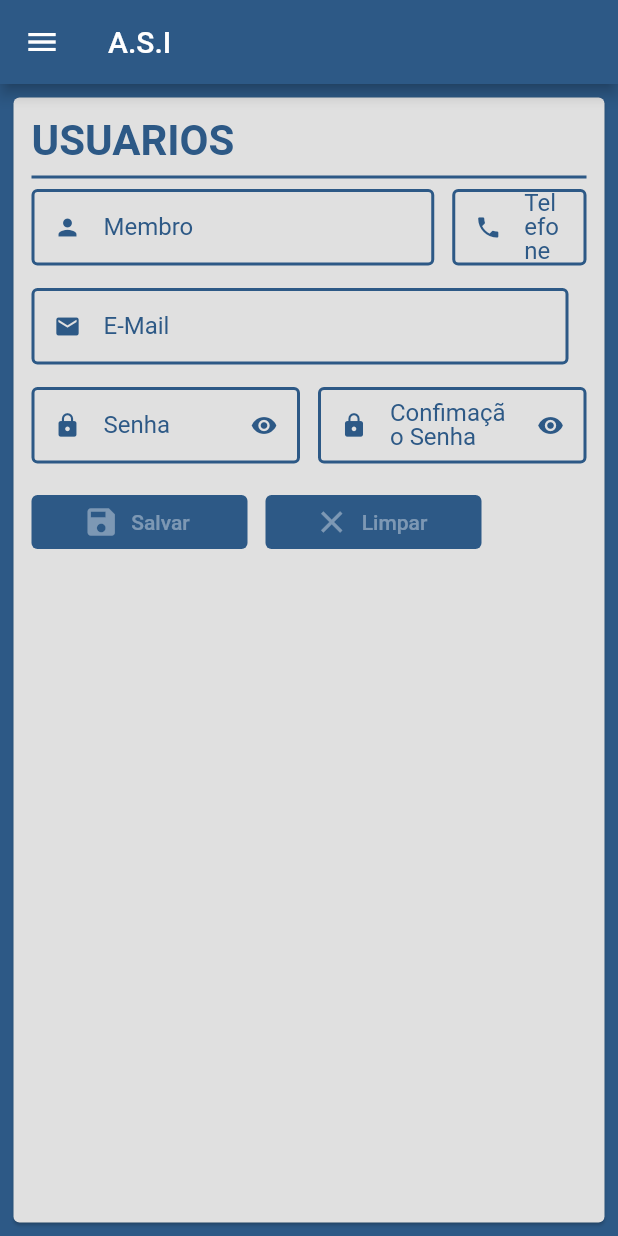
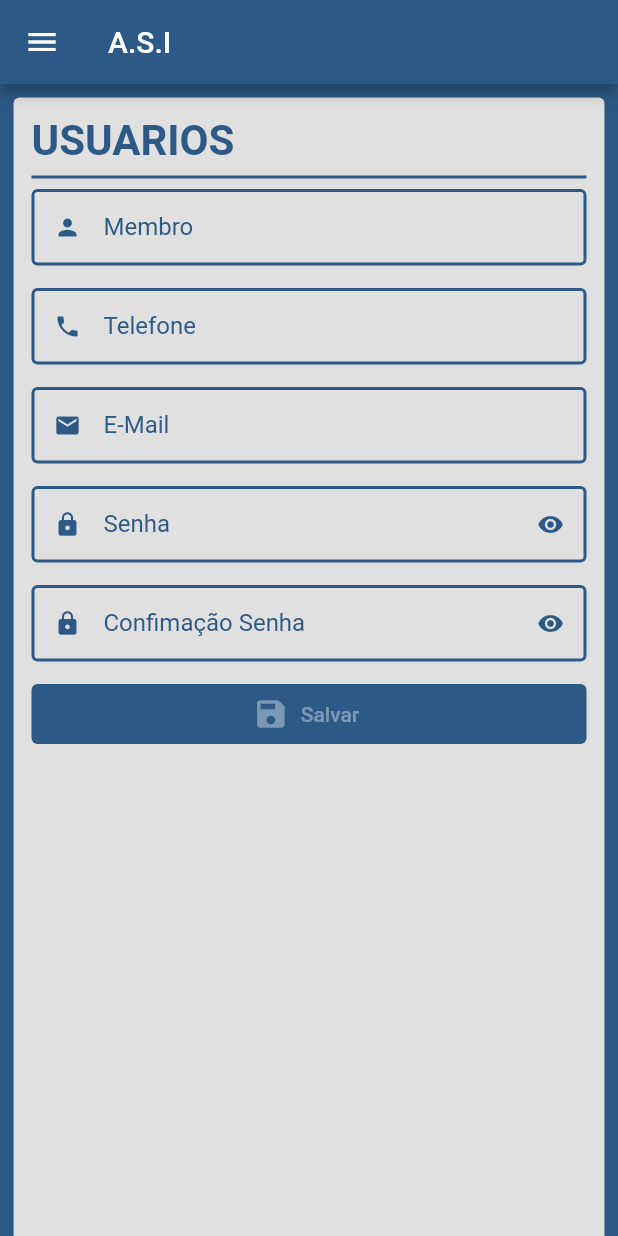
Before and after one commit to Valcemir01/GIgreja, a Flutter app: the screen it shows after launch, swiped to page 4, on a phone screen of 412 x 824 dp. Run offline on Flutter 3.47's test engine with Material 2 defaults, Android fonts, the phone set to English and light mode, and no system bars; our stand-ins replace brasil_fields, flutter_mobx, get_it, mobx, parse_server_sdk_flutter; generated files the repository leaves out were written again; Roboto replaces fonts that are missing (Montserrat).

Commit message:
26/05/2023

```diff
--- a/gerenciamento_igreja/lib/app/componentes/text_field_custon.dart
+++ b/gerenciamento_igreja/lib/app/componentes/text_field_custon.dart
@@ -51,6 +51,7 @@ class _TextFieldCustonState extends State<TextFieldCuston> {
         decoration: InputDecoration(
           errorText: widget.erro,
           label: Text(
+            overflow: TextOverflow.ellipsis,
             widget.label,
             style: const TextStyle(color: Color(0xff2d5986)),
           ),
--- a/gerenciamento_igreja/lib/app/paginas/tela_base.dart
+++ b/gerenciamento_igreja/lib/app/paginas/tela_base.dart
@@ -1,5 +1,5 @@
 import 'package:flutter/material.dart';
-import 'package:gerenciamento_igreja/app/paginas/tela_cad_usuario.dart';
+import 'package:gerenciamento_igreja/app/paginas/usuario/tela_cad_usuario.dart';
 import 'package:gerenciamento_igreja/app/stores/page_store.dart';
 import 'package:get_it/get_it.dart';
 import 'package:mobx/mobx.dart';
@@ -29,7 +29,10 @@ class _TelaBaseState extends State<TelaBase> {
   @override
   Widget build(BuildContext context) {
     return Scaffold(
-      body: PageView(
+      body: SingleChildScrollView(
+        child: Container(
+          height: MediaQuery.of(context).size.height,
+          child: PageView(
             controller: pageController,
             physics: const NeverScrollableScrollPhysics(),
             children: [
@@ -39,6 +42,8 @@ class _TelaBaseState extends State<TelaBase> {
               TelaCadUsuario(),
             ],
           ),
+        ),
+      ),
     );
   }
 }
--- /dev/null
+++ b/gerenciamento_igreja/lib/app/paginas/usuario/tela_cad_usuario.dart
@@ -0,0 +1,19 @@
+import 'package:flutter/material.dart';
+import 'package:gerenciamento_igreja/app/paginas/usuario/user_desc.dart';
+import 'package:gerenciamento_igreja/app/paginas/usuario/user_mob.dart';
+
+class TelaCadUsuario extends StatelessWidget {
+  const TelaCadUsuario({Key? key}) : super(key: key);
+
+  @override
+  Widget build(BuildContext context) {
+    return LayoutBuilder(builder: (context, constraints ){
+      final bool isMobile = constraints.maxWidth < 600;
+      return Scaffold(
+        body: isMobile
+          ? UserMob()
+          : UserDesc(),
+      );
+    });
+  }
+}
--- a/gerenciamento_igreja/lib/app/paginas/tela_cad_usuario.dart
+++ b/gerenciamento_igreja/lib/app/paginas/usuario/user_desc.dart
@@ -4,11 +4,11 @@ import 'package:flutter/services.dart';
 import 'package:flutter_mobx/flutter_mobx.dart';
 import 'package:gerenciamento_igreja/app/componentes/titulo_form.dart';
 
-import '../componentes/text_field_custon.dart';
-import '../stores/cad_user_store.dart';
+import '../../componentes/text_field_custon.dart';
+import '../../stores/cad_user_store.dart';
 
-class TelaCadUsuario extends StatelessWidget {
-  TelaCadUsuario({Key? key}) : super(key: key);
+class UserDesc extends StatelessWidget {
+  UserDesc({Key? key}) : super(key: key);
   CadUserStore cadUserStore = CadUserStore();
 
   @override
@@ -29,26 +29,22 @@ class TelaCadUsuario extends StatelessWidget {
               ),
               Row(
                 children: [
-                  Observer(builder:
-                  (_){
-                    return   Expanded(
+                  Observer(builder: (_) {
+                    return Expanded(
                         flex: 3,
                         child: TextFieldCuston(
                           icon: Icons.person,
                           label: 'Membro',
-                          onChangeds:  cadUserStore.setNome,
+                          onChangeds: cadUserStore.setNome,
                           erro: cadUserStore.erroNome,
                           enabled: cadUserStore.loading,
-                        )
-                    );
-                  }
-                  ),
+                        ));
+                  }),
                   const SizedBox(
                     width: 12,
                   ),
-                  Observer(builder:(_){
-                    return
-                      Expanded(
+                  Observer(builder: (_) {
+                    return Expanded(
                       child: TextFieldCuston(
                         icon: Icons.phone,
                         label: 'Telefone',
@@ -65,28 +61,21 @@ class TelaCadUsuario extends StatelessWidget {
                   }),
                 ],
               ),
-              Row(
-                children:[
-                  Observer(builder: (_){
-                    return Expanded(
-                      flex: 3,
-                      child: TextFieldCuston(
+              Observer(builder: (_) {
+                return TextFieldCuston(
                   icon: Icons.email,
                   label: 'E-Mail',
                   onChangeds: cadUserStore.setEmail,
                   erro: cadUserStore.erroEmail,
                   enabled: cadUserStore.loading,
-                      ),
                 );
               }),
               const SizedBox(
                 width: 12,
               ),
-                ],
-              ),
               Row(
-                children:[
-                  Observer(builder: (_){
+                children: [
+                  Observer(builder: (_) {
                     return Expanded(
                       child: TextFieldCuston(
                         icon: Icons.lock,
@@ -101,7 +90,7 @@ class TelaCadUsuario extends StatelessWidget {
                   const SizedBox(
                     width: 12,
                   ),
-                  Observer(builder: (_){
+                  Observer(builder: (_) {
                     return Expanded(
                       child: TextFieldCuston(
                         icon: Icons.lock,
@@ -115,14 +104,15 @@ class TelaCadUsuario extends StatelessWidget {
                   }),
                 ],
               ),
-              Observer(builder: (_){
+              Observer(builder: (_) {
                 return SizedBox(
                   width: 300,
                   child: Row(
                     children: [
-                      Expanded(
-                        child: ElevatedButton.icon(
-                          onPressed:  cadUserStore.verificaSalva != null ? () => cadUserStore.verificaSalva!() : null,
+                      ElevatedButton.icon(
+                        onPressed: cadUserStore.verificaSalva != null
+                            ? () => cadUserStore.verificaSalva!()
+                            : null,
                         icon: const Icon(
                           Icons.save,
                         ),
@@ -131,19 +121,7 @@ class TelaCadUsuario extends StatelessWidget {
                             : const SizedBox(
                                 width: 20,
                                 height: 20,
-                                child: CircularProgressIndicator(),),
-                        ),
-                      ),
-                      const SizedBox(
-                        width: 12,
-                      ),
-                      Expanded(
-                        child: ElevatedButton.icon(
-                          onPressed: cadUserStore.isFormValid ? (){} : null,
-                          icon: const Icon(
-                            Icons.clear,
-                          ),
-                          label: const Text('Limpar'),
+                                child: CircularProgressIndicator(),
                               ),
                       ),
                     ],
--- /dev/null
+++ b/gerenciamento_igreja/lib/app/paginas/usuario/user_mob.dart
@@ -0,0 +1,109 @@
+import 'package:brasil_fields/brasil_fields.dart';
+import 'package:flutter/material.dart';
+import 'package:flutter/services.dart';
+import 'package:flutter_mobx/flutter_mobx.dart';
+import 'package:gerenciamento_igreja/app/componentes/titulo_form.dart';
+
+import '../../componentes/text_field_custon.dart';
+import '../../stores/cad_user_store.dart';
+
+class UserMob extends StatelessWidget {
+  UserMob({Key? key}) : super(key: key);
+  CadUserStore cadUserStore = CadUserStore();
+
+  @override
+  Widget build(BuildContext context) {
+    return Padding(
+      padding: const EdgeInsets.all(5),
+      child: Card(
+        child: Container(
+          margin: EdgeInsets.all(12),
+          child: Column(
+            mainAxisSize: MainAxisSize.max,
+            crossAxisAlignment: CrossAxisAlignment.start,
+            children: [
+              const TituloForm(titulo: 'USUARIOS'),
+              const Divider(
+                thickness: 2,
+                color: Color(0xff2d5986),
+              ),
+              Observer(builder: (_) {
+                return TextFieldCuston(
+                  icon: Icons.person,
+                  label: 'Membro',
+                  onChangeds: cadUserStore.setNome,
+                  erro: cadUserStore.erroNome,
+                  enabled: cadUserStore.loading,
+                );
+              }),
+              Observer(builder: (_) {
+                return TextFieldCuston(
+                  icon: Icons.phone,
+                  label: 'Telefone',
+                  onChangeds: cadUserStore.setTelefone,
+                  erro: cadUserStore.erroTelefone,
+                  enabled: cadUserStore.loading,
+                  inputFormattes: [
+                    FilteringTextInputFormatter.digitsOnly,
+                    TelefoneInputFormatter(),
+                  ],
+                  keyboardTypes: TextInputType.number,
+                );
+              }),
+              Observer(builder: (_) {
+                return TextFieldCuston(
+                  icon: Icons.email,
+                  label: 'E-Mail',
+                  onChangeds: cadUserStore.setEmail,
+                  erro: cadUserStore.erroEmail,
+                  enabled: cadUserStore.loading,
+                );
+              }),
+              Observer(builder: (_) {
+                return TextFieldCuston(
+                  icon: Icons.lock,
+                  label: 'Senha',
+                  isSecret: true,
+                  onChangeds: cadUserStore.setSenha,
+                  erro: cadUserStore.erroSenha,
+                  enabled: cadUserStore.loading,
+                );
+              }),
+              Observer(builder: (_) {
+                return TextFieldCuston(
+                  icon: Icons.lock,
+                  label: 'Confimação Senha',
+                  isSecret: true,
+                  onChangeds: cadUserStore.setSenha2,
+                  erro: cadUserStore.erroSenha2,
+                  enabled: cadUserStore.loading,
+                );
+              }),
+              Observer(builder: (_) {
+                return SizedBox(
+                  width: double.infinity,
+                  height: 40,
+                  child: ElevatedButton.icon(
+                    onPressed: cadUserStore.verificaSalva != null
+                        ? () => cadUserStore.verificaSalva!()
+                        : null,
+                    icon: const Icon(
+                      Icons.save,
+                    ),
+                    label: cadUserStore.loading
+                        ? const Text('Salvar')
+                        : const SizedBox(
+                      width: 20,
+                      height: 20,
+                      child: CircularProgressIndicator(),
+                    ),
+                  ),
+                );
+              }),
+            ],
+          ),
+        ),
+      ),
+    );
+  }
+}
--- a/gerenciamento_igreja/lib/app/stores/cad_user_store.dart
+++ b/gerenciamento_igreja/lib/app/stores/cad_user_store.dart
@@ -108,13 +108,13 @@ abstract class _CadUserStore with Store {
 
   //------------CADASTRA USUARIO-----------//
   @computed
-  Function? get verificaSalva => (isFormValid && loading) ? _Salvar : null;
+  Function? get verificaSalva => (isFormValid && loading) ? Salvar : null;
 
   @observable
   bool loading = true;
 
   @action
-  Future<void> _Salvar() async{
+  Future<void> Salvar() async{
     loading = false;
     final user = Usuario(
       nome: nome,
--- a/gerenciamento_igreja/lib/main.dart
+++ b/gerenciamento_igreja/lib/main.dart
@@ -32,7 +32,8 @@ class MyApp extends StatelessWidget {
 
   @override
   Widget build(BuildContext context) {
-    return MaterialApp(
+    return SafeArea(
+      child: MaterialApp(
         title: 'Gerenciamento Igreja',
         theme: ThemeData.dark().copyWith(
           visualDensity: VisualDensity.adaptivePlatformDensity,
@@ -54,6 +55,7 @@ class MyApp extends StatelessWidget {
         ),
         home: const TelaResponsivel(),
         //home: TelaLogin(),
+      ),
     );
   }
 }
```
Also changed, not shown: gerenciamento_igreja/pubspec.yaml (+4 -4 lines), gerenciamento_igreja/lib/app/stores/cad_user_store.g.dart, gerenciamento_igreja/pubspec.lock, 5 other files. Lines whose indentation alone changed are shown as unchanged.
